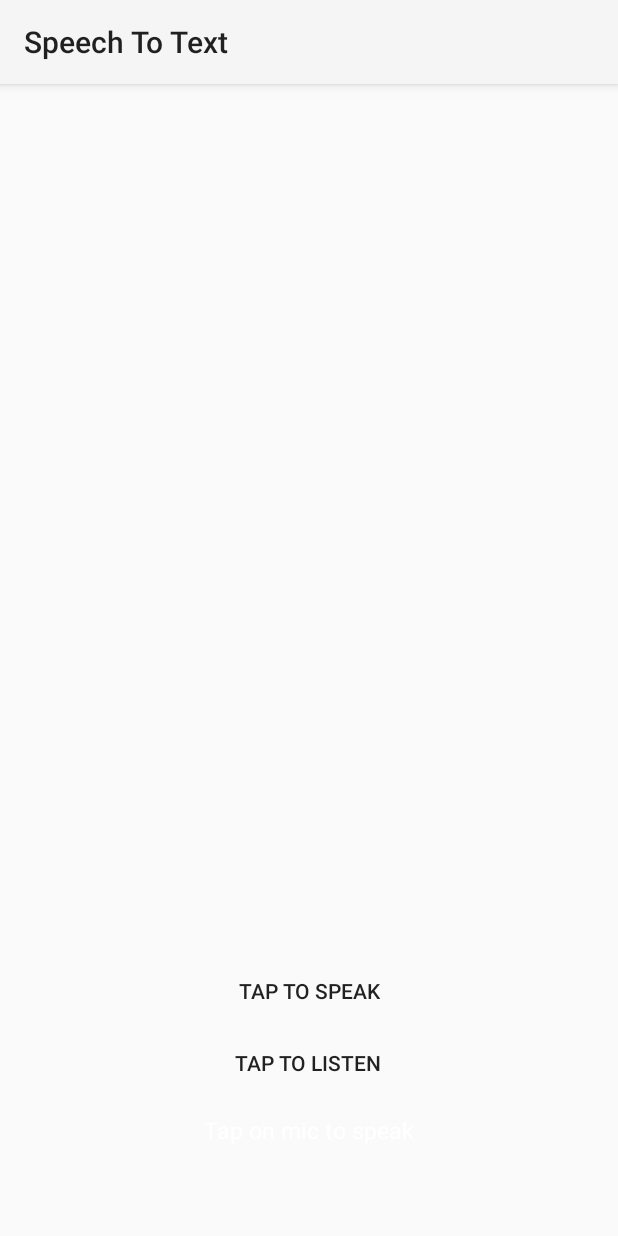
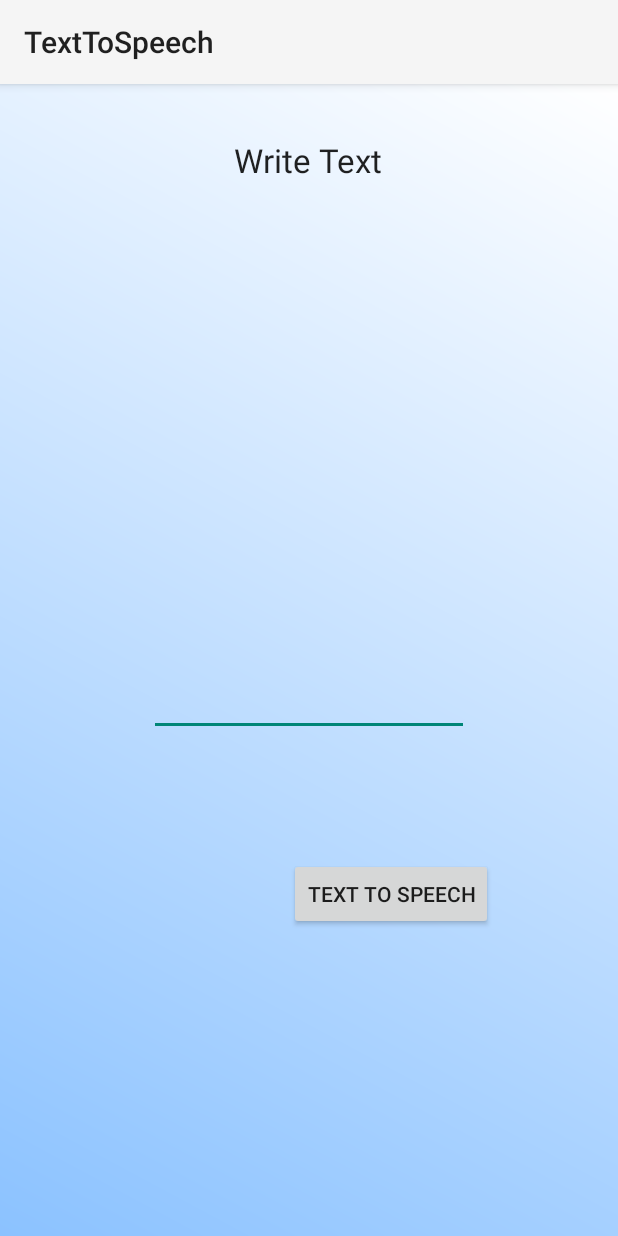
Before and after one commit to TimGowan/Tim-s-Repo, an Android app: the layout activity_main.xml on its own in the app's theme, with its tools: preview values and no code run, on a phone screen of 412 x 824 dp. Run offline under Robolectric (Android 15) with nearby library versions, the phone set to English and light mode, and no system bars.

Commit message:
TestingGoogleSpeech updates
misc updates

```diff
--- /dev/null
+++ b/TestingGoogleSpeech/app/src/main/res/drawable/gradient.xml
@@ -0,0 +1,8 @@
+<?xml version="1.0" encoding="utf-8"?>
+<shape xmlns:android="http://schemas.android.com/apk/res/android"
+    android:shape="rectangle">
+    <gradient
+        android:startColor="#8BC2FF"
+        android:endColor="#FFFFFF"
+        android:angle="45"/>
+</shape>
--- a/TestingGoogleSpeech/app/src/main/res/layout/activity_main.xml
+++ b/TestingGoogleSpeech/app/src/main/res/layout/activity_main.xml
@@ -1,50 +1,43 @@
 <RelativeLayout xmlns:android="http://schemas.android.com/apk/res/android"
+    xmlns:tools="http://schemas.android.com/tools"
     android:layout_width="match_parent"
     android:layout_height="match_parent"
-    android:orientation="vertical" >
+    android:paddingBottom="@dimen/activity_vertical_margin"
+    android:paddingLeft="@dimen/activity_horizontal_margin"
+    android:paddingRight="@dimen/activity_horizontal_margin"
+    android:paddingTop="@dimen/activity_vertical_margin"
+    android:background="@drawable/gradient"
+    tools:context=".MainActivity" >
+
+    <Button
+        android:id="@+id/button1"
+        android:layout_width="wrap_content"
+        android:layout_height="wrap_content"
+        android:layout_alignParentBottom="true"
+        android:layout_alignParentRight="true"
+        android:layout_marginBottom="188dp"
+        android:layout_marginRight="67dp"
+        android:onClick="speakText"
+        android:text="@string/text1" />
+
+    <EditText
+        android:id="@+id/editText1"
+        android:layout_width="wrap_content"
+        android:layout_height="wrap_content"
+        android:layout_above="@+id/button1"
+        android:layout_centerHorizontal="true"
+        android:layout_marginBottom="81dp"
+        android:ems="10" >
+        <requestFocus />
+    </EditText>
 
     <TextView
-        android:id="@+id/txtSpeechInput"
+        android:id="@+id/textView1"
         android:layout_width="wrap_content"
         android:layout_height="wrap_content"
         android:layout_alignParentTop="true"
         android:layout_centerHorizontal="true"
-        android:layout_marginTop="100dp"
-        android:textColor="#FFFFFF"
-        android:textSize="26dp"
-        android:textStyle="normal" />
-
-    <LinearLayout
-        android:layout_width="wrap_content"
-        android:layout_height="wrap_content"
-        android:layout_alignParentBottom="true"
-        android:layout_centerHorizontal="true"
-        android:layout_marginBottom="60dp"
-        android:gravity="center"
-        android:orientation="vertical" >
-
-        <Button
-            android:id="@+id/btnSpeak"
-            android:layout_width="wrap_content"
-            android:layout_height="wrap_content"
-            android:text="Tap to Speak"
-            android:background="@null" />
-
-        <Button
-            android:id="@+id/btnListen"
-            android:layout_width="wrap_content"
-            android:layout_height="wrap_content"
-            android:text="Tap to Listen"
-            android:background="@null" />
-
-        <TextView
-            android:layout_width="wrap_content"
-            android:layout_height="wrap_content"
-            android:layout_marginTop="10dp"
-            android:text="@string/tap_on_mic"
-            android:textColor="#FFFFFF"
-            android:textSize="15dp"
-            android:textStyle="normal" />
-    </LinearLayout>
-
+        android:layout_marginTop="20dp"
+        android:text="@string/write"
+        android:textAppearance="?android:attr/textAppearanceLarge" />
 </RelativeLayout>
--- a/TestingGoogleSpeech/app/src/main/res/values/strings.xml
+++ b/TestingGoogleSpeech/app/src/main/res/values/strings.xml
@@ -1,9 +1,8 @@
 <?xml version="1.0" encoding="utf-8"?>
 <resources>
-        <string name="app_name">Speech To Text</string>
-        <string name="action_settings">Settings</string>
-        <string name="hello_world">Hello world!</string>
-        <string name="speech_prompt">Say something&#8230;</string>
-        <string name="speech_not_supported">Sorry! Your device doesn\'t support speech input</string>
-        <string name="tap_on_mic">Tap on mic to speak</string>
+    <string name="app_name">TextToSpeech</string>
+    <string name="action_settings">Settings</string>
+    <string name="hello_world">Hello world!</string>
+    <string name="text1">Text to Speech</string>
+    <string name="write">Write Text</string>
 </resources>
```
Also changed, not shown: TestingGoogleSpeech/app/src/main/java/com/gspeech/tim/testinggooglespeech/MainActivity.java (+28 -114 lines), TestingGoogleSpeech/app/src/main/java/com/gspeech/tim/testinggooglespeech/TextToSpeech.java (added).
